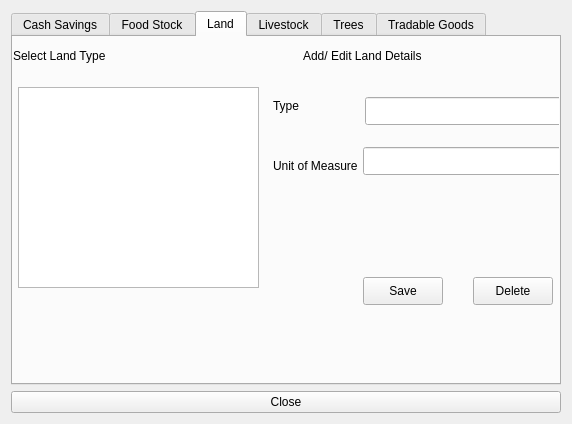
The window that src/openihm/gui/designs/ui_manageassets.ui (snim2mirror/openihm) describes before a commit, drawn with Qt 5.
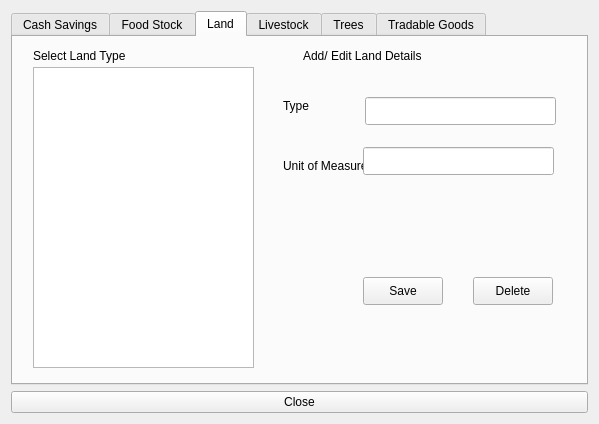
The same window after the commit. The open tabs and pages were chosen to show the change.

Commit message: updating interfaces and code for asset management, simulation, income source details management

```diff
--- a/src/openihm/gui/designs/ui_manageassets.ui
+++ b/src/openihm/gui/designs/ui_manageassets.ui
@@ -6,7 +6,7 @@
    <rect>
     <x>0</x>
     <y>0</y>
-    <width>572</width>
+    <width>599</width>
     <height>424</height>
    </rect>
   </property>
@@ -192,12 +192,13 @@
       <attribute name="title">
        <string>Land</string>
       </attribute>
+      <layout class="QGridLayout" name="gridLayout_3"/>
       <widget class="QLineEdit" name="txtLandType">
        <property name="geometry">
         <rect>
          <x>352</x>
          <y>60</y>
-         <width>201</width>
+         <width>191</width>
          <height>28</height>
         </rect>
        </property>
@@ -218,7 +219,7 @@
       <widget class="QLabel" name="label_7">
        <property name="geometry">
         <rect>
-         <x>260</x>
+         <x>270</x>
          <y>60</y>
          <width>54</width>
          <height>18</height>
@@ -231,7 +232,7 @@
       <widget class="QLabel" name="label_8">
        <property name="geometry">
         <rect>
-         <x>260</x>
+         <x>270</x>
          <y>120</y>
          <width>91</width>
          <height>18</height>
@@ -246,7 +247,7 @@
         <rect>
          <x>350</x>
          <y>110</y>
-         <width>201</width>
+         <width>191</width>
          <height>28</height>
         </rect>
        </property>
@@ -280,7 +281,7 @@
       <widget class="QLabel" name="label_18">
        <property name="geometry">
         <rect>
-         <x>0</x>
+         <x>20</x>
          <y>10</y>
          <width>221</width>
          <height>18</height>
@@ -293,10 +294,10 @@
       <widget class="QListView" name="landListView">
        <property name="geometry">
         <rect>
-         <x>5</x>
-         <y>50</y>
-         <width>241</width>
-         <height>201</height>
+         <x>20</x>
+         <y>30</y>
+         <width>221</width>
+         <height>301</height>
         </rect>
        </property>
        <property name="alternatingRowColors">
```
Left out of the diff: 60 changed lines with no effect on the pictures. Lines whose indentation alone changed are shown as unchanged. The commit also changes 3 other files.
